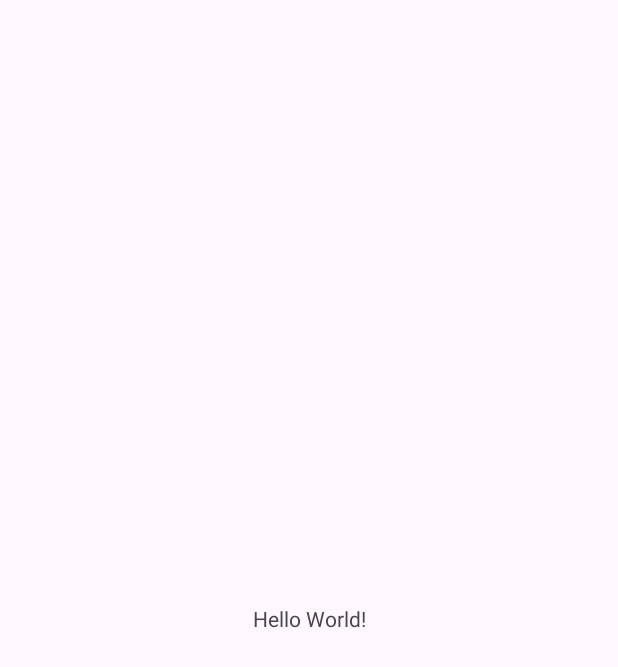
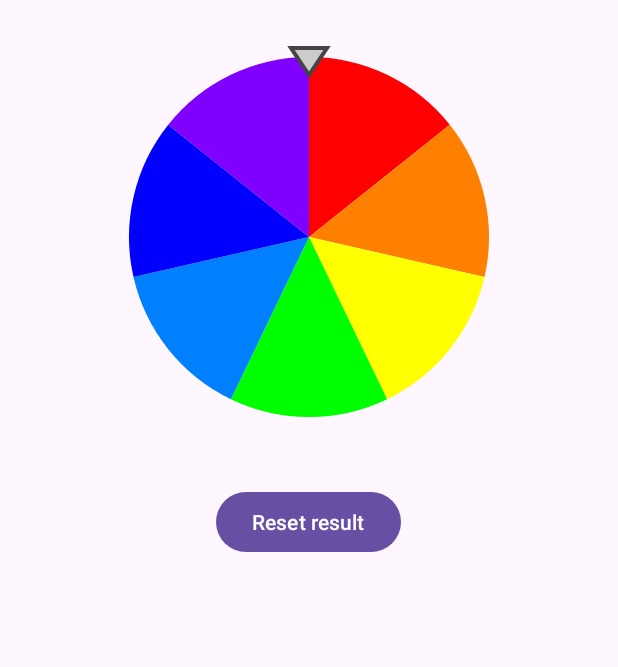
Before and after one commit to Nikololoshka/Aston_intensiv_2, an Android app: the screen it shows after launch (MainActivity), on a phone screen of 412 x 824 dp. Before the commit the part shown is almost empty. Shown: the top 667 px of the screen. Run offline under Robolectric (Android 15) with nearby library versions, the phone set to English and light mode, and no system bars; pictures from the network do not load.

Commit message:
Реализован SpinDrumView и ColorfulTextView

```diff
--- a/app/build.gradle.kts
+++ b/app/build.gradle.kts
@@ -37,6 +37,8 @@ android {
 
 dependencies {
 
+    implementation("io.coil-kt:coil:2.6.0")
+
     implementation("androidx.core:core-ktx:1.12.0")
     implementation("androidx.appcompat:appcompat:1.6.1")
     implementation("com.google.android.material:material:1.11.0")
--- a/app/src/main/AndroidManifest.xml
+++ b/app/src/main/AndroidManifest.xml
@@ -1,6 +1,8 @@
 <?xml version="1.0" encoding="utf-8"?>
 <manifest xmlns:android="http://schemas.android.com/apk/res/android"
     xmlns:tools="http://schemas.android.com/tools">
+
+    <uses-permission android:name="android.permission.INTERNET" />
 
     <application
         android:allowBackup="true"
--- /dev/null
+++ b/app/src/main/java/dev/aston/intensiv/nikolay/ColorfulTextView.kt
@@ -0,0 +1,98 @@
+package dev.aston.intensiv.nikolay
+
+import android.content.Context
+import android.graphics.Canvas
+import android.graphics.Color
+import android.graphics.Paint
+import android.os.Build
+import android.os.Bundle
+import android.os.Parcelable
+import android.text.StaticLayout
+import android.text.TextPaint
+import android.util.AttributeSet
+import android.view.View
+import androidx.annotation.ColorInt
+import androidx.core.os.BundleCompat
+import androidx.core.os.bundleOf
+
+class ColorfulTextView @JvmOverloads constructor(
+    context: Context,
+    attrs: AttributeSet? = null,
+    defStyleAttr: Int = 0
+) : View(context, attrs, defStyleAttr) {
+
+    @ColorInt
+    private var color: Int = Color.BLACK
+
+    private var text: String = ""
+
+    private val textPaint = TextPaint(Paint.ANTI_ALIAS_FLAG).apply {
+        textSize = 32f
+    }
+    private var textLayout = StaticLayout.Builder.obtain(text, 0, text.length, textPaint, 0)
+        .build()
+
+    fun setColor(color: DrumColors) {
+        setColor(Color.parseColor(color.hex))
+    }
+
+    fun setColor(@ColorInt color: Int) {
+        this.color = color
+        textPaint.color = color
+        invalidate()
+    }
+
+    fun setText(text: String) {
+        this.text = text
+
+        val textWidth = textPaint.measureText(text).toInt()
+        textLayout = StaticLayout.Builder.obtain(text, 0, text.length, textPaint, textWidth)
+            .build()
+
+        requestLayout()
+    }
+
+    override fun onMeasure(widthMeasureSpec: Int, heightMeasureSpec: Int) {
+        val minWidth = paddingLeft + paddingRight + suggestedMinimumWidth + textLayout.width
+        val w = resolveSize(minWidth, widthMeasureSpec)
+
+        val minHeight = paddingBottom + paddingTop + suggestedMinimumHeight + textLayout.height
+        val h = resolveSize(minHeight, heightMeasureSpec)
+
+        setMeasuredDimension(w, h)
+    }
+
+    override fun onDraw(canvas: Canvas) {
+        super.onDraw(canvas)
+
+        textLayout.draw(canvas)
+    }
+
+    override fun onSaveInstanceState(): Parcelable {
+        val state = super.onSaveInstanceState()
+        return bundleOf(
+            TEXT_VALUE to text,
+            COLOR_VALUE to color,
+            BASE_STATE to state
+        )
+    }
+
+    override fun onRestoreInstanceState(state: Parcelable?) {
+        if (state is Bundle) {
+            setText(state.getString(TEXT_VALUE, ""))
+            setColor(state.getInt(COLOR_VALUE, Color.BLACK))
+
+            val baseState = BundleCompat.getParcelable(state, BASE_STATE, Parcelable::class.java)
+            super.onRestoreInstanceState(baseState)
+
+        } else {
+            super.onRestoreInstanceState(state)
+        }
+    }
+
+    companion object {
+        private const val TEXT_VALUE = "text_value"
+        private const val COLOR_VALUE = "color_value"
+        private const val BASE_STATE = "base_state"
+    }
+}
--- /dev/null
+++ b/app/src/main/java/dev/aston/intensiv/nikolay/DrumColors.kt
@@ -0,0 +1,11 @@
+package dev.aston.intensiv.nikolay
+
+enum class DrumColors(val hex: String) {
+    Red("#FF0000"),
+    Orange("#FF8000"),
+    Yellow("#FFFF00"),
+    Green("#00FF00"),
+    LightBlue("#0080FF"),
+    Blue("#0000FF"),
+    Purple("#8000FF");
+}
--- /dev/null
+++ b/app/src/main/java/dev/aston/intensiv/nikolay/SpinDrumView.kt
@@ -0,0 +1,202 @@
+package dev.aston.intensiv.nikolay
+
+import android.animation.ValueAnimator
+import android.content.Context
+import android.graphics.Canvas
+import android.graphics.Color
+import android.graphics.Paint
+import android.graphics.Path
+import android.graphics.RectF
+import android.os.Bundle
+import android.os.Parcelable
+import android.util.AttributeSet
+import android.util.Log
+import android.view.MotionEvent
+import android.view.View
+import androidx.core.animation.addListener
+import androidx.core.os.BundleCompat
+import androidx.core.os.bundleOf
+import androidx.interpolator.view.animation.FastOutSlowInInterpolator
+import kotlin.math.min
+import kotlin.random.Random
+
+class SpinDrumView @JvmOverloads constructor(
+    context: Context,
+    attrs: AttributeSet? = null,
+    defStyleAttr: Int = 0
+) : View(context, attrs, defStyleAttr) {
+
+    private val sectorColors: List<Int> = DrumColors.entries.map { color ->
+        Color.parseColor(color.hex)
+    }
+
+    private val sectorPaint = Paint(Paint.ANTI_ALIAS_FLAG)
+    private val sectorAngle = 360f / sectorColors.size
+    private var sectorsBoundRect: RectF = RectF()
+
+    private val spinArrowFillPaint = Paint(Paint.ANTI_ALIAS_FLAG).apply {
+        color = Color.LTGRAY
+        style = Paint.Style.FILL
+    }
+    private val spinArrowBorderPaint = Paint(Paint.ANTI_ALIAS_FLAG).apply {
+        color = Color.DKGRAY
+        strokeWidth = 4f
+        style = Paint.Style.STROKE
+    }
+    private val arrowPath = Path()
+
+    private var animator: ValueAnimator = ValueAnimator().apply {
+        duration = DEFAULT_SPIN_DURATION
+        interpolator = FastOutSlowInInterpolator()
+        addUpdateListener {
+            currentSpinAngle = it.animatedValue as Float % 360f
+            invalidate()
+        }
+        addListener(
+            onEnd = {
+                spinFinished()
+            }
+        )
+    }
+    private var currentSpinAngle = -90f
+    private var targetSpinAngle = 0f
+
+    private var onSpinResultListener: ((color: DrumColors) -> Unit)? = null
+
+    override fun onMeasure(widthMeasureSpec: Int, heightMeasureSpec: Int) {
+        val minWidth = paddingLeft + paddingRight + suggestedMinimumWidth
+        val w = resolveSize(minWidth, widthMeasureSpec)
+        val minHeight = paddingBottom + paddingTop + suggestedMinimumHeight
+        val h = resolveSize(minHeight, heightMeasureSpec)
+
+        val centerX = w / 2f
+        val centerY = h / 2f
+        val radius = min(w, h) * 0.4f
+        sectorsBoundRect.set(centerX - radius, centerY - radius, centerX + radius, centerY + radius)
+
+        val arrowOffset = radius * 0.1f
+        arrowPath.reset()
+        arrowPath.moveTo(centerX, centerY - radius + arrowOffset)
+        arrowPath.lineTo(centerX - arrowOffset, centerY - radius - arrowOffset / 2)
+        arrowPath.lineTo(centerX + arrowOffset, centerY - radius - arrowOffset / 2)
+        arrowPath.lineTo(centerX, centerY - radius + arrowOffset)
+        arrowPath.close()
+
+        setMeasuredDimension(w, h)
+    }
+
+    override fun performClick(): Boolean {
+        super.performClick()
+
+        startSpin()
+
+        return true
+    }
+
+    override fun onTouchEvent(event: MotionEvent): Boolean {
+        return when (event.action) {
+            MotionEvent.ACTION_DOWN -> {
+                true
+            }
+
+            MotionEvent.ACTION_UP -> {
+                performClick()
+                true
+            }
+
+            else -> {
+                false
+            }
+        }
+    }
+
+    fun setOnSpinResultListener(listener: (color: DrumColors) -> Unit) {
+        onSpinResultListener = listener
+    }
+
+    private fun startSpin(
+        startPlaytime: Long = 0L,
+        targetAngle: Float = 360f + Random.nextInt(360 * 10)
+    ) {
+        if (!animator.isRunning) {
+            targetSpinAngle = targetAngle
+
+            animator.setFloatValues(currentSpinAngle, targetSpinAngle)
+            animator.start()
+            animator.currentPlayTime = startPlaytime
+        }
+    }
+
+    private fun currentSpinIndex(): Int {
+        return (((360 + 270 - currentSpinAngle) % 360) / sectorAngle).toInt()
+    }
+
+    private fun spinFinished() {
+        val color = DrumColors.entries[currentSpinIndex()]
+        onSpinResultListener?.invoke(color)
+    }
+
+    override fun onDraw(canvas: Canvas) {
+        super.onDraw(canvas)
+
+        canvas.drawSectors()
+        canvas.drawSpinArrow()
+    }
+
+    private fun Canvas.drawSectors() {
+        for ((index, color) in sectorColors.withIndex()) {
+            sectorPaint.color = color
+            drawArc(
+                sectorsBoundRect,
+                currentSpinAngle + sectorAngle * index,
+                sectorAngle,
+                true,
+                sectorPaint
+            )
+        }
+    }
+
+    private fun Canvas.drawSpinArrow() {
+        drawPath(arrowPath, spinArrowFillPaint)
+        drawPath(arrowPath, spinArrowBorderPaint)
+    }
+
+    override fun onSaveInstanceState(): Parcelable {
+        animator.pause()
+
+        val state = super.onSaveInstanceState()
+        return bundleOf(
+            CURRENT_SPIN_ANGLE to currentSpinAngle,
+            TARGET_SPIN_ANGLE to targetSpinAngle,
+            REMAINING_SPIN_DURATION to animator.currentPlayTime,
+            BASE_STATE to state
+        )
+    }
+
+    override fun onRestoreInstanceState(state: Parcelable?) {
+        if (state is Bundle) {
+            val spinAngle = state.getFloat(CURRENT_SPIN_ANGLE)
+            val targetAngle = state.getFloat(TARGET_SPIN_ANGLE)
+            val remainingSpin = state.getLong(REMAINING_SPIN_DURATION)
+
+            currentSpinAngle = spinAngle
+            if (remainingSpin != 0L) {
+                startSpin(remainingSpin, targetAngle)
+            }
+
+            val baseState = BundleCompat.getParcelable(state, BASE_STATE, Parcelable::class.java)
+            super.onRestoreInstanceState(baseState)
+
+        } else {
+            super.onRestoreInstanceState(state)
+        }
+    }
+
+    companion object {
+        private const val CURRENT_SPIN_ANGLE = "current_spin_angle"
+        private const val TARGET_SPIN_ANGLE = "target_spin_angle"
+        private const val REMAINING_SPIN_DURATION = "remaining_spin_duration"
+        private const val BASE_STATE = "base_state"
+        private const val DEFAULT_SPIN_DURATION = 3000L
+    }
+}
--- a/app/src/main/res/layout/activity_main.xml
+++ b/app/src/main/res/layout/activity_main.xml
@@ -1,18 +1,51 @@
 <?xml version="1.0" encoding="utf-8"?>
-<androidx.constraintlayout.widget.ConstraintLayout xmlns:android="http://schemas.android.com/apk/res/android"
-    xmlns:app="http://schemas.android.com/apk/res-auto"
+<ScrollView xmlns:android="http://schemas.android.com/apk/res/android"
     xmlns:tools="http://schemas.android.com/tools"
     android:layout_width="match_parent"
-    android:layout_height="match_parent"
-    tools:context=".MainActivity">
+    android:layout_height="match_parent">
 
-    <TextView
-        android:layout_width="wrap_content"
+    <LinearLayout
+        android:layout_width="match_parent"
         android:layout_height="wrap_content"
-        android:text="Hello World!"
-        app:layout_constraintBottom_toBottomOf="parent"
-        app:layout_constraintEnd_toEndOf="parent"
-        app:layout_constraintStart_toStartOf="parent"
-        app:layout_constraintTop_toTopOf="parent" />
+        android:orientation="vertical"
+        android:padding="8dp"
+        tools:context=".MainActivity">
 
-</androidx.constraintlayout.widget.ConstraintLayout>
+        <dev.aston.intensiv.nikolay.SpinDrumView
+            android:id="@+id/spin_drum"
+            android:layout_width="match_parent"
+            android:layout_height="300dp" />
+
+        <Button
+            android:id="@+id/reset_result"
+            android:layout_width="wrap_content"
+            android:layout_height="wrap_content"
+            android:layout_gravity="center"
+            android:layout_marginVertical="16dp"
+            android:text="@string/reset_result" />
+
+        <FrameLayout
+            android:layout_width="match_parent"
+            android:layout_height="wrap_content">
+
+            <dev.aston.intensiv.nikolay.ColorfulTextView
+                android:id="@+id/text_view"
+                android:layout_width="match_parent"
+                android:layout_height="wrap_content"
+                android:visibility="gone" />
+
+            <ImageView
+                android:id="@+id/image_view"
+                android:layout_width="match_parent"
+                android:layout_height="wrap_content"
+                android:adjustViewBounds="true"
+                android:contentDescription="@null"
+                android:minHeight="300dp"
+                android:src="@drawable/placeholder_loading"
+                android:visibility="gone"/>
+
+        </FrameLayout>
+
+    </LinearLayout>
+
+</ScrollView>
--- a/app/src/main/res/values/strings.xml
+++ b/app/src/main/res/values/strings.xml
@@ -1,3 +1,4 @@
 <resources>
     <string name="app_name">Aston_intensiv_2</string>
+    <string name="reset_result">Reset result</string>
 </resources>
```
Also changed, not shown: app/src/main/java/dev/aston/intensiv/nikolay/MainActivity.kt (+91 -0 lines), app/src/main/java/dev/aston/intensiv/nikolay/ViewExtentions.kt (added, +11 -0 lines), app/src/main/res/drawable/placeholder_error.jpg (added), app/src/main/res/drawable/placeholder_loading.png (added).
